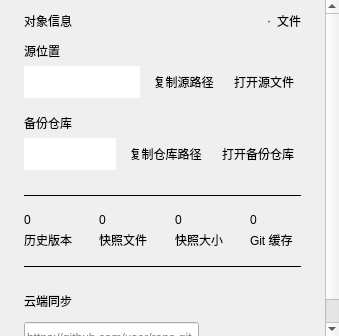
First picture: the form in windows/mainwindow_child/homepage/pages/homepage_page_dashboard.ui, repository Zao-chen/ZcVersionBox, before the edit.
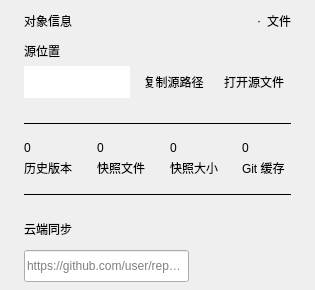
Second picture: the form after the edit. Custom widgets are drawn as their Qt base class.

Commit message: feat(ui): 移除概览页面的备份仓库路径展示及操作按钮

What changed in the file:
```diff
--- a/windows/mainwindow_child/homepage/pages/homepage_page_dashboard.ui
+++ b/windows/mainwindow_child/homepage/pages/homepage_page_dashboard.ui
@@ -293,126 +293,6 @@
               </item>
              </layout>
             </item>
-            <item>
-             <layout class="QVBoxLayout" name="repositoryLayout">
-              <property name="leftMargin">
-               <number>0</number>
-              </property>
-              <property name="topMargin">
-               <number>0</number>
-              </property>
-              <property name="rightMargin">
-               <number>0</number>
-              </property>
-              <property name="bottomMargin">
-               <number>0</number>
-              </property>
-              <property name="spacing">
-               <number>6</number>
-              </property>
-              <item>
-               <widget class="QLabel" name="repositoryLabel">
-                <property name="text">
-                 <string>备份仓库</string>
-                </property>
-                <property name="textFormat">
-                 <enum>Qt::PlainText</enum>
-                </property>
-               </widget>
-              </item>
-              <item>
-               <layout class="QHBoxLayout" name="repositoryRow" stretch="1,0,0">
-                <property name="leftMargin">
-                 <number>0</number>
-                </property>
-                <property name="topMargin">
-                 <number>0</number>
-                </property>
-                <property name="rightMargin">
-                 <number>0</number>
-                </property>
-                <property name="bottomMargin">
-                 <number>0</number>
-                </property>
-                <property name="spacing">
-                 <number>6</number>
-                </property>
-                <item>
-                 <widget class="QLineEdit" name="repositoryPathEdit">
-                  <property name="placeholderText">
-                   <string/>
-                  </property>
-                  <property name="accessibleName">
-                   <string/>
-                  </property>
-                  <property name="minimumSize">
-                   <size>
-                    <width>0</width>
-                    <height>32</height>
-                   </size>
-                  </property>
-                  <property name="readOnly">
-                   <bool>true</bool>
-                  </property>
-                  <property name="frame">
-                   <bool>false</bool>
-                  </property>
-                 </widget>
-                </item>
-                <item>
-                 <widget class="QToolButton" name="copyRepositoryButton">
-                  <property name="text">
-                   <string>复制仓库路径</string>
-                  </property>
-                  <property name="toolTip">
-                   <string>复制仓库路径</string>
-                  </property>
-                  <property name="accessibleName">
-                   <string>复制仓库路径</string>
-                  </property>
-                  <property name="autoRaise">
-                   <bool>true</bool>
-                  </property>
-                  <property name="focusPolicy">
-                   <enum>Qt::TabFocus</enum>
-                  </property>
-                  <property name="minimumSize">
-                   <size>
-                    <width>28</width>
-                    <height>32</height>
-                   </size>
-                  </property>
-                 </widget>
-                </item>
-                <item>
-                 <widget class="QToolButton" name="openRepositoryButton">
-                  <property name="text">
-                   <string>打开备份仓库</string>
-                  </property>
-                  <property name="toolTip">
-                   <string>打开备份仓库</string>
-                  </property>
-                  <property name="accessibleName">
-                   <string>打开备份仓库</string>
-                  </property>
-                  <property name="autoRaise">
-                   <bool>true</bool>
-                  </property>
-                  <property name="focusPolicy">
-                   <enum>Qt::TabFocus</enum>
-                  </property>
-                  <property name="minimumSize">
-                   <size>
-                    <width>28</width>
-                    <height>32</height>
-                   </size>
-                  </property>
-                 </widget>
-                </item>
-               </layout>
-              </item>
-             </layout>
-            </item>
            </layout>
           </item>
          </layout>
```
The commit also changes 1 other file.
